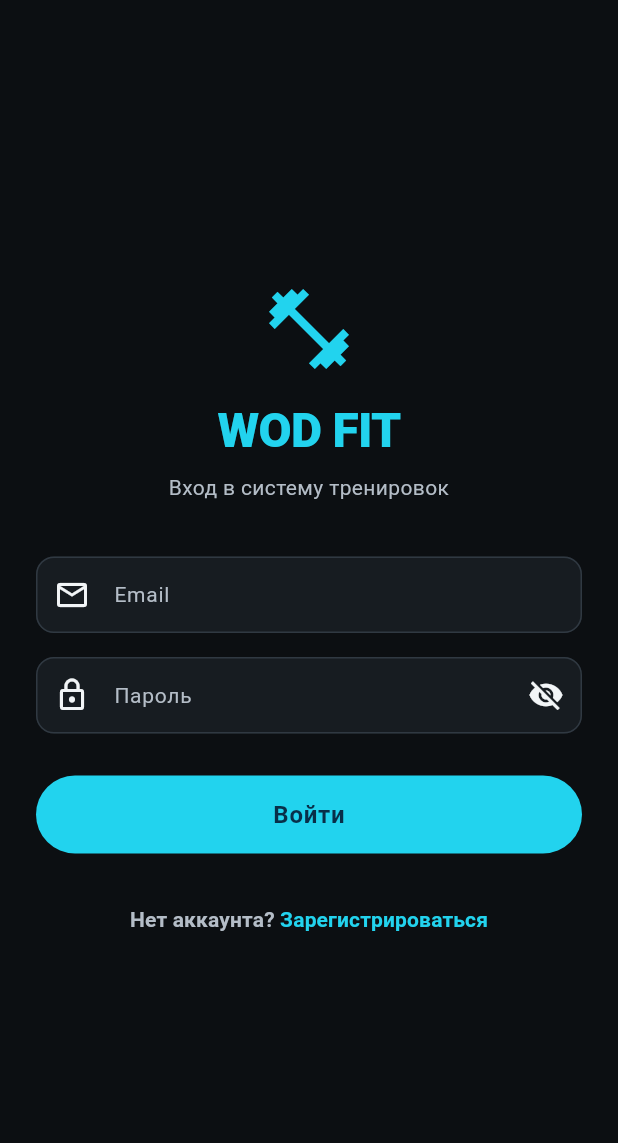
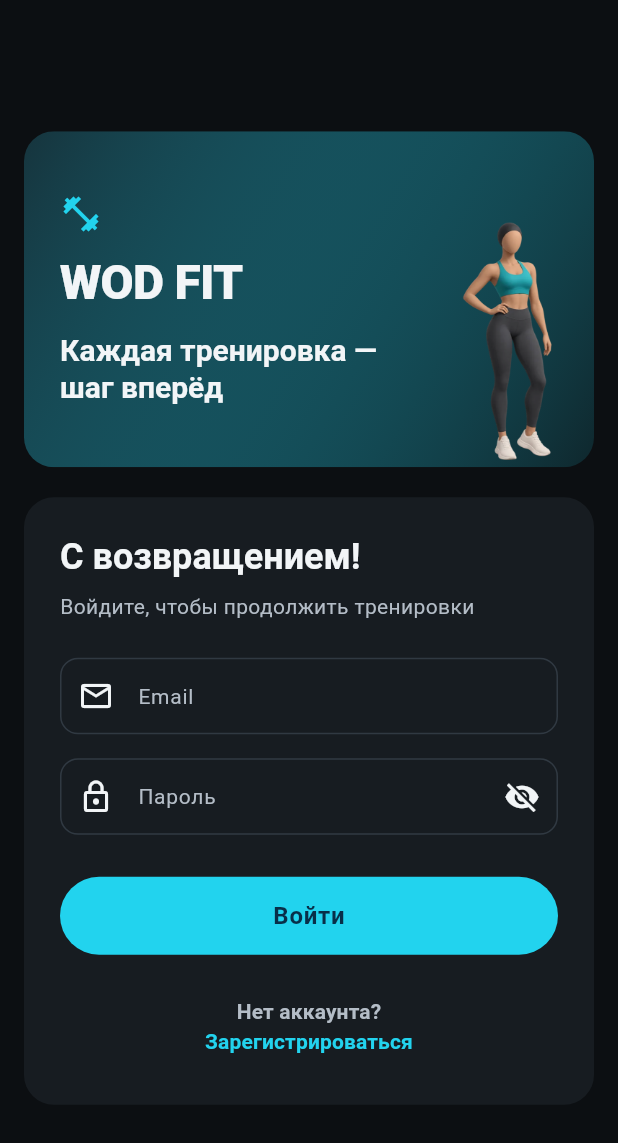
Before and after one commit to dEn13L/WODFit, a Flutter app: the screen it shows after launch, on a phone screen of 412 x 824 dp. Shown: the top 1143 px of the screen. Run offline on Flutter 3.47's test engine with Material 3 defaults, Android fonts, the light colour scheme and no system bars; our stand-ins replace equatable, flutter_bloc, go_router, hive, hive_flutter, supabase_flutter; accounts and stored records are empty.

Commit message:
Refresh login with responsive sports artwork and accessible form

```diff
--- a/lib/presentation/screens/auth/login_screen.dart
+++ b/lib/presentation/screens/auth/login_screen.dart
@@ -1,10 +1,12 @@
 import 'package:flutter/material.dart';
 import 'package:flutter_bloc/flutter_bloc.dart';
 import 'package:go_router/go_router.dart';
+
 import '../../../core/theme/app_theme_extension.dart';
 import '../../bloc/auth/auth_bloc.dart';
 import '../../bloc/auth/auth_event.dart';
 import '../../bloc/auth/auth_state.dart';
+import '../../widgets/login_welcome_panel.dart';
 
 class LoginScreen extends StatefulWidget {
   const LoginScreen({super.key});
@@ -29,11 +31,11 @@ class _LoginScreenState extends State<LoginScreen> {
   void _onLoginPressed() {
     if (_formKey.currentState?.validate() ?? false) {
       context.read<AuthBloc>().add(
-            SignInRequested(
-              email: _emailController.text,
-              password: _passwordController.text,
-            ),
-          );
+        SignInRequested(
+          email: _emailController.text,
+          password: _passwordController.text,
+        ),
+      );
     }
   }
 
@@ -58,40 +60,34 @@ class _LoginScreenState extends State<LoginScreen> {
         builder: (context, state) {
           final isLoading = state is AuthLoading;
 
-          return SafeArea(
-            child: Center(
-              child: SingleChildScrollView(
-                padding: const EdgeInsets.symmetric(horizontal: 24.0, vertical: 16.0),
+          final keyboardOpen = MediaQuery.viewInsetsOf(context).bottom > 0;
+          final form = Card(
+            margin: EdgeInsets.zero,
+            child: Padding(
+              padding: const EdgeInsets.all(24),
+              child: AutofillGroup(
                 child: Form(
                   key: _formKey,
                   child: Column(
-                    mainAxisAlignment: MainAxisAlignment.center,
                     crossAxisAlignment: CrossAxisAlignment.stretch,
+                    mainAxisSize: MainAxisSize.min,
                     children: [
-                      Icon(
-                        Icons.fitness_center,
-                        size: 64,
-                        color: colorScheme.primary,
-                      ),
-                      const SizedBox(height: 16),
                       Text(
-                        'WOD FIT',
-                        textAlign: TextAlign.center,
-                        style: theme.textTheme.headlineLarge?.copyWith(
-                              color: colorScheme.primary,
-                              fontWeight: FontWeight.w900,
-                            ),
+                        'С возвращением!',
+                        style: theme.textTheme.headlineMedium,
                       ),
                       const SizedBox(height: 8),
                       Text(
-                        'Вход в систему тренировок',
-                        textAlign: TextAlign.center,
+                        'Войдите, чтобы продолжить тренировки',
                         style: theme.textTheme.bodyMedium,
                       ),
-                      const SizedBox(height: 36),
+                      const SizedBox(height: 24),
                       TextFormField(
                         controller: _emailController,
                         keyboardType: TextInputType.emailAddress,
+                        autofillHints: const [AutofillHints.username],
+                        textInputAction: TextInputAction.next,
+                        enabled: !isLoading,
                         decoration: const InputDecoration(
                           labelText: 'Email',
                           prefixIcon: Icon(Icons.email_outlined),
@@ -110,12 +106,23 @@ class _LoginScreenState extends State<LoginScreen> {
                       TextFormField(
                         controller: _passwordController,
                         obscureText: _obscurePassword,
+                        autofillHints: const [AutofillHints.password],
+                        textInputAction: TextInputAction.done,
+                        enabled: !isLoading,
+                        onFieldSubmitted: (_) {
+                          if (!isLoading) _onLoginPressed();
+                        },
                         decoration: InputDecoration(
                           labelText: 'Пароль',
                           prefixIcon: const Icon(Icons.lock_outline),
                           suffixIcon: IconButton(
+                            tooltip: _obscurePassword
+                                ? 'Показать пароль'
+                                : 'Скрыть пароль',
                             icon: Icon(
-                              _obscurePassword ? Icons.visibility_off : Icons.visibility,
+                              _obscurePassword
+                                  ? Icons.visibility_off
+                                  : Icons.visibility,
                             ),
                             onPressed: () {
                               setState(() {
@@ -155,8 +162,10 @@ class _LoginScreenState extends State<LoginScreen> {
                         },
                         child: Text.rich(
                           TextSpan(
-                            text: 'Нет аккаунта? ',
-                            style: TextStyle(color: colorScheme.onSurfaceVariant),
+                            text: 'Нет аккаунта?\n',
+                            style: TextStyle(
+                              color: colorScheme.onSurfaceVariant,
+                            ),
                             children: [
                               TextSpan(
                                 text: 'Зарегистрироваться',
@@ -167,6 +176,7 @@ class _LoginScreenState extends State<LoginScreen> {
                               ),
                             ],
                           ),
+                          textAlign: TextAlign.center,
                         ),
                       ),
                     ],
@@ -175,6 +185,46 @@ class _LoginScreenState extends State<LoginScreen> {
               ),
             ),
           );
+
+          return SafeArea(
+            child: LayoutBuilder(
+              builder: (context, constraints) {
+                final wide = constraints.maxWidth >= 840 && !keyboardOpen;
+                return Center(
+                  child: SingleChildScrollView(
+                    keyboardDismissBehavior:
+                        ScrollViewKeyboardDismissBehavior.onDrag,
+                    padding: const EdgeInsets.all(16),
+                    child: ConstrainedBox(
+                      constraints: BoxConstraints(maxWidth: wide ? 1000 : 440),
+                      child: wide
+                          ? Row(
+                              crossAxisAlignment: CrossAxisAlignment.center,
+                              children: [
+                                const Expanded(
+                                  child: LoginWelcomePanel(wide: true),
+                                ),
+                                const SizedBox(width: 32),
+                                Expanded(child: form),
+                              ],
+                            )
+                          : Column(
+                              mainAxisSize: MainAxisSize.min,
+                              crossAxisAlignment: CrossAxisAlignment.stretch,
+                              children: [
+                                if (!keyboardOpen) ...[
+                                  const LoginWelcomePanel(),
+                                  const SizedBox(height: 20),
+                                ],
+                                form,
+                              ],
+                            ),
+                    ),
+                  ),
+                );
+              },
+            ),
+          );
         },
       ),
     );
--- /dev/null
+++ b/lib/presentation/widgets/login_welcome_panel.dart
@@ -0,0 +1,88 @@
+import 'package:flutter/material.dart';
+
+import 'home_welcome_banner.dart';
+
+/// Декоративный баннер входа использует графику и цвета главного экрана.
+class LoginWelcomePanel extends StatelessWidget {
+  final bool wide;
+
+  const LoginWelcomePanel({super.key, this.wide = false});
+
+  @override
+  Widget build(BuildContext context) {
+    final theme = Theme.of(context);
+    final colors = theme.colorScheme;
+    final copy = Padding(
+      padding: const EdgeInsets.all(24),
+      child: Column(
+        mainAxisSize: MainAxisSize.min,
+        crossAxisAlignment: CrossAxisAlignment.start,
+        children: [
+          Icon(Icons.fitness_center, color: colors.primary, size: 28),
+          const SizedBox(height: 12),
+          Text(
+            'WOD FIT',
+            style: theme.textTheme.headlineLarge?.copyWith(
+              color: colors.onSurface,
+              fontWeight: FontWeight.w900,
+            ),
+          ),
+          const SizedBox(height: 12),
+          Text(
+            'Каждая тренировка —\nшаг вперёд',
+            style: theme.textTheme.titleLarge?.copyWith(
+              color: colors.onSurface,
+            ),
+          ),
+          if (wide) ...[
+            const SizedBox(height: 12),
+            Text(
+              'Ваши программы, календарь и результаты в одном месте',
+              style: theme.textTheme.bodyLarge?.copyWith(
+                color: colors.onSurface,
+              ),
+            ),
+          ],
+        ],
+      ),
+    );
+    final illustration = ExcludeSemantics(
+      child: Image.asset(
+        HomeWelcomeBanner.clientAsset,
+        width: wide ? 200 : 112,
+        height: wide ? 320 : 224,
+        fit: BoxFit.contain,
+        alignment: Alignment.bottomCenter,
+        errorBuilder: (_, _, _) =>
+            SizedBox(width: wide ? 200 : 112, height: wide ? 320 : 224),
+      ),
+    );
+
+    return ClipRRect(
+      borderRadius: BorderRadius.circular(20),
+      child: DecoratedBox(
+        decoration: BoxDecoration(
+          gradient: LinearGradient(
+            begin: Alignment.topLeft,
+            end: Alignment.bottomRight,
+            colors: [
+              colors.primaryContainer,
+              colors.primary.withValues(alpha: 0.12),
+            ],
+          ),
+        ),
+        child: wide
+            ? Column(
+                crossAxisAlignment: CrossAxisAlignment.stretch,
+                children: [copy, illustration],
+              )
+            : Row(
+                children: [
+                  Expanded(child: copy),
+                  illustration,
+                ],
+              ),
+      ),
+    );
+  }
+}
```
Also changed, not shown: 2 other files.
